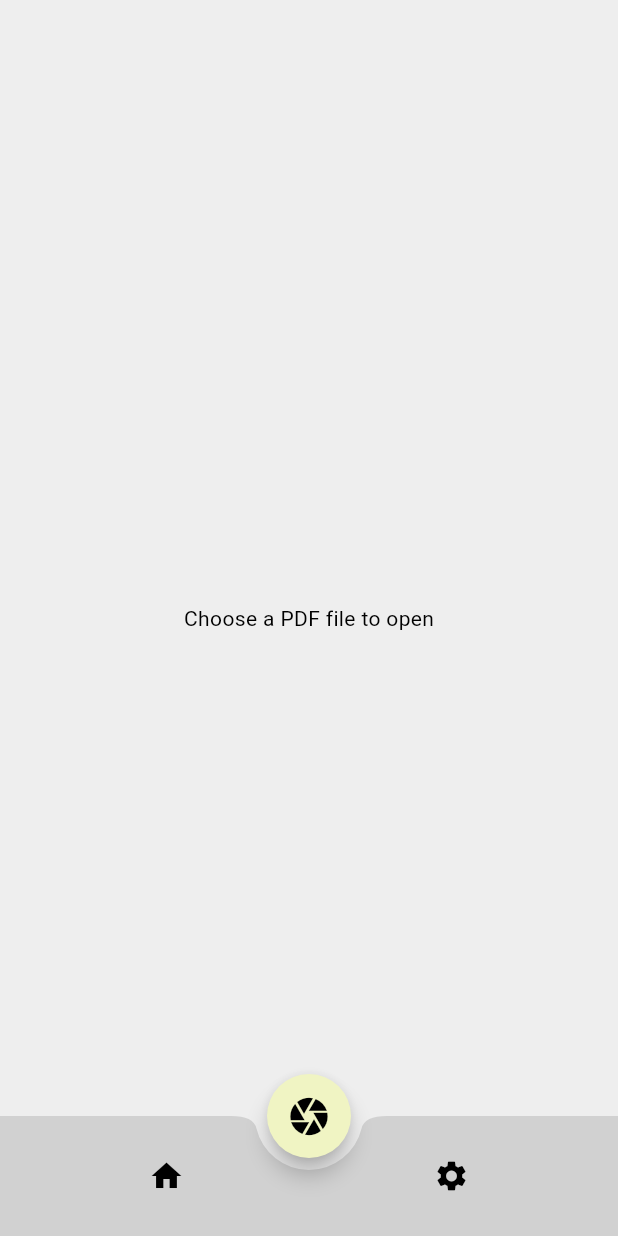
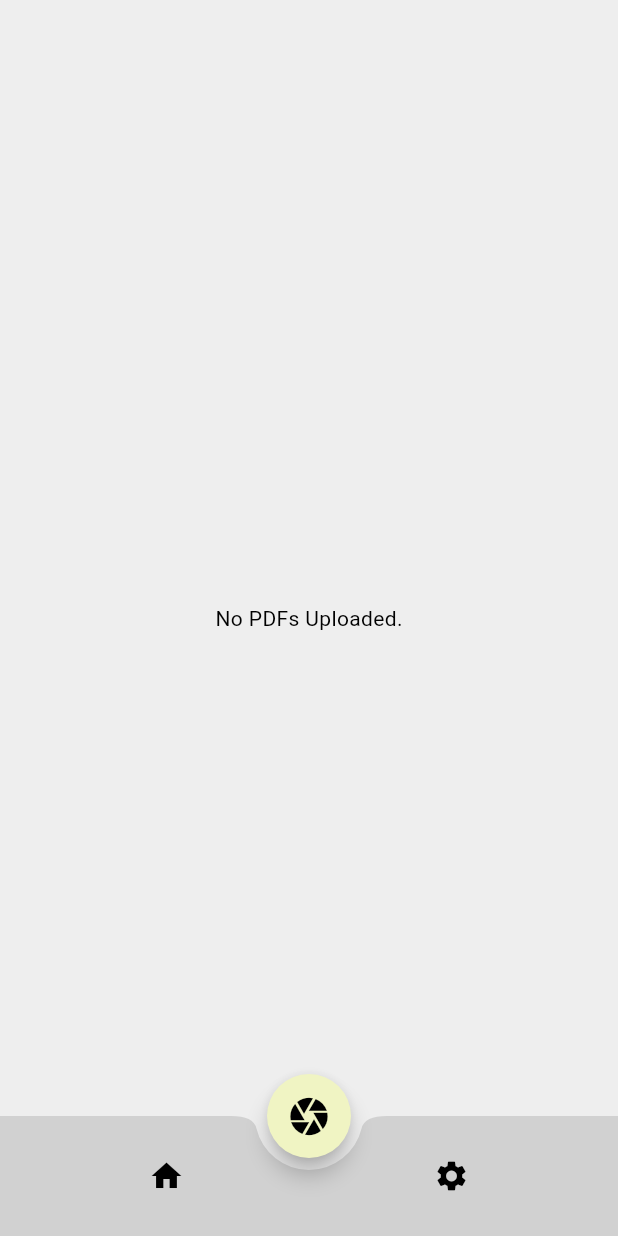
Before and after one commit to Gautamkalamkar/LegalLens, a Flutter app: the screen it shows after launch, after a tap on the "camera" icon, on a phone screen of 412 x 824 dp. Run offline on Flutter 3.47's test engine with Material 3 defaults, Android fonts, the phone set to English and light mode, and no system bars; our stand-ins replace animated_splash_screen, file_picker, page_transition, sqflite; missing offline and left inert: flutter_pdfview; accounts and stored records are empty.

Commit message:
Added section for displaying pdf tiles

```diff
--- /dev/null
+++ b/lib/database/database_service.dart
@@ -0,0 +1,38 @@
+import 'package:sqflite/sqflite.dart';
+import 'package:path/path.dart';
+
+Future<Database> initializeDB() async {
+  String path = await getDatabasesPath();
+  return openDatabase(join(path, 'pdf_files.db'),
+      onCreate: (database, version) async {
+    await database.execute(
+        '''CREATE TABLE IF NOT EXISTS pdfs(id INTEGER PRIMARY KEY AUTOINCREMENT, name TEXT NOT NULL, path TEXT NOT NULL, timestamp INTEGER NOT NULL)''');
+  }, version: 1);
+}
+
+Future<void> insertPDF(String name, String path) async {
+  final db = await initializeDB();
+  int timestamp = DateTime.now().millisecondsSinceEpoch;
+  await db.insert(
+    'pdfs',
+    {'name': name, 'path': path, 'timestamp': timestamp},
+    conflictAlgorithm: ConflictAlgorithm.replace,
+  );
+}
+
+Future<void> deletePDF(int id) async {
+  final db = await initializeDB();
+  await db.delete(
+    'pdfs',
+    where: 'id = ?',
+    whereArgs: [id],
+  );
+}
+
+Future<List<Map<String, dynamic>>> retrievePDFs() async {
+  final db = await initializeDB();
+  return db.query(
+    'pdfs',
+    orderBy: 'timestamp DESC',
+  );
+}
--- a/lib/pages/home_page.dart
+++ b/lib/pages/home_page.dart
@@ -4,6 +4,7 @@ import 'package:file_picker/file_picker.dart';
 import 'package:flutter/foundation.dart';
 import 'package:flutter/material.dart';
 import 'package:flutter_pdfview/flutter_pdfview.dart';
+import 'package:legallens/database/database_service.dart';
 
 class HomePage extends StatefulWidget {
   const HomePage({super.key});
@@ -14,6 +15,19 @@ class HomePage extends StatefulWidget {
 
 class _HomePageState extends State<HomePage> {
   Uint8List? _pdfBytes;
+  var pdfs;
+
+  @override
+  void initState() {
+    super.initState();
+    _refreshPDFList();
+  }
+
+  void _refreshPDFList() {
+    setState(() {
+      pdfs = retrievePDFs();
+    });
+  }
 
   @override
   Widget build(BuildContext context) {
@@ -27,15 +41,47 @@ class _HomePageState extends State<HomePage> {
           size: 30.0,
         ),
       ),
-      body: Container(
-        child: _pdfBytes != null
-            ? PDFView(
-                pdfData: _pdfBytes,
-              )
-            : const Center(
-                child: Text('Choose a PDF file to open'),
-              ),
-      ),
+      body: FutureBuilder<List<Map<String, dynamic>>>(
+          future: pdfs,
+          builder: (context, snapshot) {
+            if (snapshot.connectionState == ConnectionState.waiting) {
+              return Center(
+                child: CircularProgressIndicator(),
+              );
+            } else if (snapshot.hasError) {
+              return Center(
+                child: Text('Error: ${snapshot.error}'),
+              );
+            } else if (!snapshot.hasData || snapshot.data!.isEmpty) {
+              return Center(
+                child: Text('No PDFs Uploaded.'),
+              );
+            } else {
+              final pdfs = snapshot.data!;
+              return ListView.builder(
+                itemCount: pdfs.length,
+                itemBuilder: (context, index) {
+                  final pdf = pdfs[index];
+                  return ListTile(
+                    minTileHeight: 70,
+                    title: Text(
+                      pdf['name'],
+                      maxLines: 1,
+                    ),
+                    trailing: IconButton(
+                        onPressed: () {
+                          deletePDF(pdf['id']).then((_) {
+                            setState(() {
+                              _refreshPDFList();
+                            });
+                          });
+                        },
+                        icon: Icon(Icons.delete)),
+                  );
+                },
+              );
+            }
+          }),
       bottomNavigationBar: BottomAppBar(
           color: Theme.of(context).focusColor,
           shape: CircularNotchedRectangle(),
@@ -64,7 +110,20 @@ class _HomePageState extends State<HomePage> {
           _pdfBytes = await File(filePath).readAsBytes();
         }
       }
+
+      if (filePickerResult.files.isNotEmpty) {
+        String name = filePickerResult.files.first.name;
+        String path = filePickerResult.files.first.path!;
+
+        await insertPDF(name, path);
+      }
     }
-    setState(() {});
+    _refreshPDFList();
+  }
+
+  Future<void> delete(int index) async {
+    final pdf = pdfs.length;
+    await deletePDF(pdf['id']);
+    _refreshPDFList();
   }
 }
--- a/pubspec.yaml
+++ b/pubspec.yaml
@@ -40,6 +40,7 @@ dependencies:
   flutter_launcher_icons: ^0.13.1
   file_picker: ^8.1.2
   flutter_pdfview: ^1.3.2
+  sqflite: ^2.3.3+1
 
 dev_dependencies:
   flutter_test:
```
Also changed, not shown: pubspec.lock, 1 other file.
